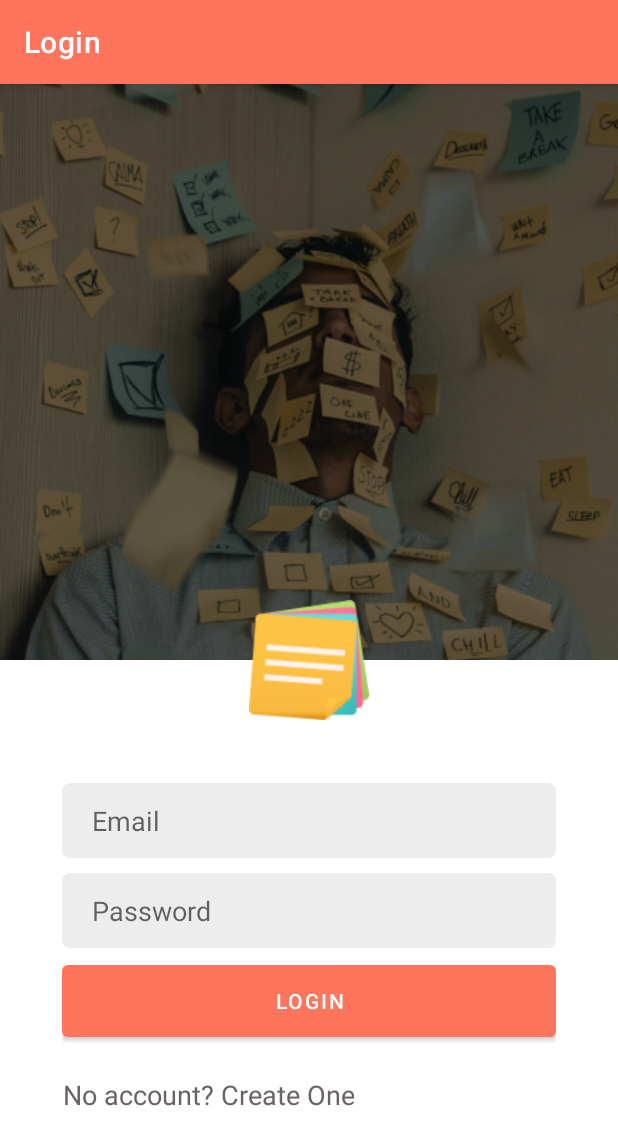
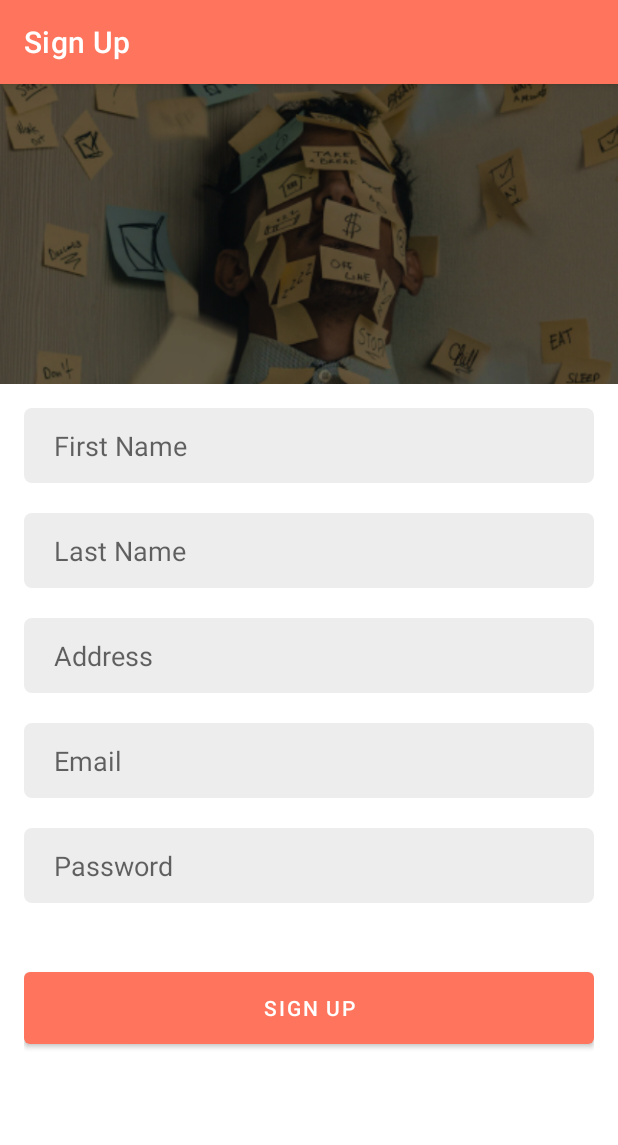
Before and after one commit to jovichenmcintyrecentenial/todo_list_android, an Android app: the screen it shows after launch (LoginActivity before the commit, SignUpActivity after it), after a tap on "No account? Create One", on a phone screen of 412 x 824 dp. Shown: the top 1145 px of the screen. Run offline under Robolectric (Android 15) with nearby library versions, the phone set to English and light mode, and no system bars; our stand-ins replace Firebase (no records; nobody signed in at launch, a user with empty details on screens opened directly).

Commit message:
start sign up UI

```diff
--- a/app/src/main/AndroidManifest.xml
+++ b/app/src/main/AndroidManifest.xml
@@ -1,6 +1,6 @@
 <?xml version="1.0" encoding="utf-8"?>
 <manifest xmlns:android="http://schemas.android.com/apk/res/android"
-    xmlns:tools="http://schemas.android.com/tools" >
+    xmlns:tools="http://schemas.android.com/tools">
 
     <application
         android:allowBackup="true"
@@ -11,14 +11,23 @@
         android:roundIcon="@mipmap/ic_launcher_round"
         android:supportsRtl="true"
         android:theme="@style/Theme.TodoApp"
-        tools:targetApi="31" >
+        tools:targetApi="31">
         <activity
-            android:name=".ui.login.LoginActivity"
-            android:label="Login"
-            android:exported="true" >
+            android:name=".ui.signup.SignUpActivity"
+            android:label="Sign Up"
+            android:exported="false">
             <meta-data
                 android:name="android.app.lib_name"
                 android:value="" />
+        </activity>
+        <activity
+            android:name=".ui.login.LoginActivity"
+            android:exported="true"
+            android:label="Login">
+            <meta-data
+                android:name="android.app.lib_name"
+                android:value="" />
+
             <intent-filter>
                 <action android:name="android.intent.action.MAIN" />
 
@@ -29,8 +38,7 @@
             android:name=".ui.main.MainActivity"
             android:exported="false"
             android:label="@string/app_name"
-            android:theme="@style/Theme.TodoApp.NoActionBar" >
-
+            android:theme="@style/Theme.TodoApp.NoActionBar">
             <meta-data
                 android:name="android.app.lib_name"
                 android:value="" />
--- a/app/src/main/java/com/centennial/team_15_mapd_721_todo_app/ui/login/LoginActivity.kt
+++ b/app/src/main/java/com/centennial/team_15_mapd_721_todo_app/ui/login/LoginActivity.kt
@@ -1,9 +1,12 @@
 package com.centennial.team_15_mapd_721_todo_app.ui.login
 
+import android.content.Intent
 import androidx.appcompat.app.AppCompatActivity
 import android.os.Bundle
+import android.view.View
 import com.centennial.team_15_mapd_721_todo_app.R
 import com.centennial.team_15_mapd_721_todo_app.models.Database
+import com.centennial.team_15_mapd_721_todo_app.ui.signup.SignUpActivity
 
 class LoginActivity : AppCompatActivity() {
     override fun onCreate(savedInstanceState: Bundle?) {
@@ -12,4 +15,10 @@ class LoginActivity : AppCompatActivity() {
 
         setContentView(R.layout.activity_login)
     }
+
+    fun onCreateAccountClicked(view: View) {
+
+        val intent = Intent(this, SignUpActivity::class.java)
+        startActivity(intent)
+    }
 }
--- /dev/null
+++ b/app/src/main/java/com/centennial/team_15_mapd_721_todo_app/ui/signup/SignUpActivity.kt
@@ -0,0 +1,12 @@
+package com.centennial.team_15_mapd_721_todo_app.ui.signup
+
+import androidx.appcompat.app.AppCompatActivity
+import android.os.Bundle
+import com.centennial.team_15_mapd_721_todo_app.R
+
+class SignUpActivity : AppCompatActivity() {
+    override fun onCreate(savedInstanceState: Bundle?) {
+        super.onCreate(savedInstanceState)
+        setContentView(R.layout.activity_sign_up)
+    }
+}
--- a/app/src/main/res/layout/activity_login.xml
+++ b/app/src/main/res/layout/activity_login.xml
@@ -47,10 +47,9 @@
 
             <Button
                 android:id="@+id/buttonLogin"
-                android:layout_width="match_parent"
-                android:layout_height="60dp"
                 android:layout_marginBottom="20dp"
-                android:text="Login" />
+                android:text="Login"
+                style="@style/main_button_style" />
             <TextView
                 android:textAlignment="center"
                 android:id="@+id/textViewCreateAccount"
--- /dev/null
+++ b/app/src/main/res/layout/activity_sign_up.xml
@@ -0,0 +1,59 @@
+<?xml version="1.0" encoding="utf-8"?>
+<RelativeLayout
+    xmlns:android="http://schemas.android.com/apk/res/android"
+    xmlns:app="http://schemas.android.com/apk/res-auto"
+    xmlns:tools="http://schemas.android.com/tools"
+    android:layout_width="match_parent"
+    android:layout_height="match_parent">
+
+    <ImageView
+        android:id="@+id/imageViewSignUp"
+        android:layout_width="match_parent"
+        android:layout_height="200dp"
+        android:scaleType="centerCrop"
+        android:src="@drawable/login_image" />
+
+    <LinearLayout
+        android:layout_width="match_parent"
+        android:layout_height="wrap_content"
+        android:layout_below="@+id/imageViewSignUp"
+        android:padding="16dp"
+        android:orientation="vertical">
+
+        <EditText
+            android:id="@+id/editTextFirstName"
+            android:hint="First Name"
+            style="@style/text_field_style" />
+
+        <EditText
+            android:id="@+id/editTextLastName"
+            android:hint="Last Name"
+            style="@style/text_field_style" />
+
+        <EditText
+            android:id="@+id/editTextAddress"
+            android:hint="Address"
+            style="@style/text_field_style" />
+
+        <EditText
+            android:id="@+id/editTextEmail"
+            android:hint="Email"
+            style="@style/text_field_style" />
+
+        <EditText
+            android:id="@+id/editTextPassword"
+            android:hint="Password"
+            style="@style/text_field_style"
+            android:inputType="textPassword" />
+
+        <Button
+            android:id="@+id/buttonSignUp"
+            android:layout_width="match_parent"
+            android:layout_height="60dp"
+            android:layout_marginTop="20dp"
+            android:text="Sign Up"
+            style="@style/main_button_style" />
+
+    </LinearLayout>
+
+</RelativeLayout>
--- a/app/src/main/res/values/styles.xml
+++ b/app/src/main/res/values/styles.xml
@@ -5,6 +5,12 @@
         <item name="android:layout_width">match_parent</item>
         <item name="android:layout_height">50dp</item>
         <item name="android:paddingLeft">20dp</item>
+        <item name="android:layout_marginBottom">20dp</item>
         <item name="android:background">@drawable/text_field_shape</item>
     </style>
+
+    <style name="main_button_style">
+        <item name="android:layout_width">match_parent</item>
+        <item name="android:layout_height">60dp</item>
+    </style>
 </resources>
```
